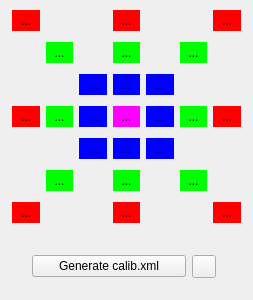
The window that gencalibxml.ui (JairoSalazarV/QtHypCam) describes before a commit, drawn with Qt 5.
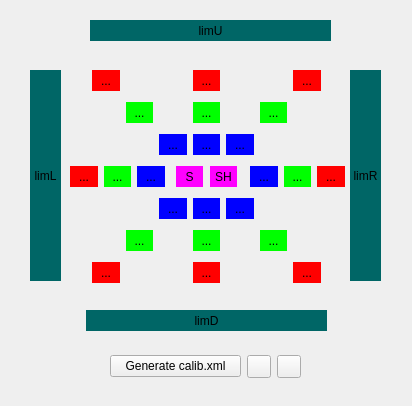
The same window after the commit. Icons and pictures are not drawn.

The edit to the form file:
```diff
--- a/gencalibxml.ui
+++ b/gencalibxml.ui
@@ -6,8 +6,8 @@
    <rect>
     <x>0</x>
     <y>0</y>
-    <width>253</width>
-    <height>300</height>
+    <width>412</width>
+    <height>406</height>
    </rect>
   </property>
   <property name="windowTitle">
@@ -16,8 +16,8 @@
   <widget class="QPushButton" name="pbBlueLeftUp">
    <property name="geometry">
     <rect>
-     <x>79</x>
-     <y>74</y>
+     <x>159</x>
+     <y>134</y>
      <width>28</width>
      <height>21</height>
     </rect>
@@ -36,8 +36,8 @@
   <widget class="QPushButton" name="pbBlueLeftDown">
    <property name="geometry">
     <rect>
-     <x>79</x>
-     <y>138</y>
+     <x>159</x>
+     <y>198</y>
      <width>28</width>
      <height>21</height>
     </rect>
@@ -56,8 +56,8 @@
   <widget class="QPushButton" name="pbRedRight">
    <property name="geometry">
     <rect>
-     <x>213</x>
-     <y>106</y>
+     <x>317</x>
+     <y>166</y>
      <width>28</width>
      <height>21</height>
     </rect>
@@ -76,8 +76,8 @@
   <widget class="QPushButton" name="pbRedUp">
    <property name="geometry">
     <rect>
-     <x>113</x>
-     <y>10</y>
+     <x>193</x>
+     <y>70</y>
      <width>27</width>
      <height>21</height>
     </rect>
@@ -96,8 +96,8 @@
   <widget class="QPushButton" name="pbGreenLeftUp">
    <property name="geometry">
     <rect>
-     <x>46</x>
-     <y>42</y>
+     <x>126</x>
+     <y>102</y>
      <width>27</width>
      <height>21</height>
     </rect>
@@ -116,8 +116,8 @@
   <widget class="QPushButton" name="pbGreenLeft">
    <property name="geometry">
     <rect>
-     <x>46</x>
-     <y>106</y>
+     <x>104</x>
+     <y>166</y>
      <width>27</width>
      <height>21</height>
     </rect>
@@ -136,8 +136,8 @@
   <widget class="QPushButton" name="pbBlueRight">
    <property name="geometry">
     <rect>
-     <x>146</x>
-     <y>106</y>
+     <x>250</x>
+     <y>166</y>
      <width>28</width>
      <height>21</height>
     </rect>
@@ -156,8 +156,8 @@
   <widget class="QPushButton" name="pbBlueDown">
    <property name="geometry">
     <rect>
-     <x>113</x>
-     <y>138</y>
+     <x>193</x>
+     <y>198</y>
      <width>27</width>
      <height>21</height>
     </rect>
@@ -176,8 +176,8 @@
   <widget class="QPushButton" name="pbGreenRight">
    <property name="geometry">
     <rect>
-     <x>180</x>
-     <y>106</y>
+     <x>284</x>
+     <y>166</y>
      <width>27</width>
      <height>21</height>
     </rect>
@@ -196,8 +196,8 @@
   <widget class="QPushButton" name="pbGreenUp">
    <property name="geometry">
     <rect>
-     <x>113</x>
-     <y>42</y>
+     <x>193</x>
+     <y>102</y>
      <width>27</width>
      <height>21</height>
     </rect>
@@ -216,8 +216,8 @@
   <widget class="QPushButton" name="pbBlueUp">
    <property name="geometry">
     <rect>
-     <x>113</x>
-     <y>74</y>
+     <x>193</x>
+     <y>134</y>
      <width>27</width>
      <height>21</height>
     </rect>
@@ -236,8 +236,8 @@
   <widget class="QPushButton" name="pbBlueRightDown">
    <property name="geometry">
     <rect>
-     <x>146</x>
-     <y>138</y>
+     <x>226</x>
+     <y>198</y>
      <width>28</width>
      <height>21</height>
     </rect>
@@ -256,8 +256,8 @@
   <widget class="QPushButton" name="pbGreenLeftDown">
    <property name="geometry">
     <rect>
-     <x>46</x>
-     <y>170</y>
+     <x>126</x>
+     <y>230</y>
      <width>27</width>
      <height>21</height>
     </rect>
@@ -276,8 +276,8 @@
   <widget class="QPushButton" name="pbSource">
    <property name="geometry">
     <rect>
-     <x>113</x>
-     <y>106</y>
+     <x>176</x>
+     <y>166</y>
      <width>27</width>
      <height>21</height>
     </rect>
@@ -290,14 +290,14 @@
 border:0px;</string>
    </property>
    <property name="text">
-    <string>...</string>
+    <string>S</string>
    </property>
   </widget>
   <widget class="QPushButton" name="pbGreenRightUp">
    <property name="geometry">
     <rect>
-     <x>180</x>
-     <y>42</y>
+     <x>260</x>
+     <y>102</y>
      <width>27</width>
      <height>21</height>
     </rect>
@@ -316,8 +316,8 @@
   <widget class="QPushButton" name="pbBlueRightUp">
    <property name="geometry">
     <rect>
-     <x>146</x>
-     <y>74</y>
+     <x>226</x>
+     <y>134</y>
      <width>28</width>
      <height>21</height>
     </rect>
@@ -336,8 +336,8 @@
   <widget class="QPushButton" name="pbRedRightDown">
    <property name="geometry">
     <rect>
-     <x>213</x>
-     <y>202</y>
+     <x>293</x>
+     <y>262</y>
      <width>28</width>
      <height>21</height>
     </rect>
@@ -356,8 +356,8 @@
   <widget class="QPushButton" name="pbRedLeftDown">
    <property name="geometry">
     <rect>
-     <x>12</x>
-     <y>202</y>
+     <x>92</x>
+     <y>262</y>
      <width>28</width>
      <height>21</height>
     </rect>
@@ -376,8 +376,8 @@
   <widget class="QPushButton" name="pbBlueLeft">
    <property name="geometry">
     <rect>
-     <x>79</x>
-     <y>106</y>
+     <x>137</x>
+     <y>166</y>
      <width>28</width>
      <height>21</height>
     </rect>
@@ -396,8 +396,8 @@
   <widget class="QPushButton" name="pbRedLeft">
    <property name="geometry">
     <rect>
-     <x>12</x>
-     <y>106</y>
+     <x>70</x>
+     <y>166</y>
      <width>28</width>
      <height>21</height>
     </rect>
@@ -416,8 +416,8 @@
   <widget class="QPushButton" name="pbRedLeftUp">
    <property name="geometry">
     <rect>
-     <x>12</x>
-     <y>10</y>
+     <x>92</x>
+     <y>70</y>
      <width>28</width>
      <height>21</height>
     </rect>
@@ -436,8 +436,8 @@
   <widget class="QPushButton" name="pbRedDown">
    <property name="geometry">
     <rect>
-     <x>113</x>
-     <y>202</y>
+     <x>193</x>
+     <y>262</y>
      <width>27</width>
      <height>21</height>
     </rect>
@@ -456,8 +456,8 @@
   <widget class="QPushButton" name="pbGreenDown">
    <property name="geometry">
     <rect>
-     <x>113</x>
-     <y>170</y>
+     <x>193</x>
+     <y>230</y>
      <width>27</width>
      <height>21</height>
     </rect>
@@ -476,8 +476,8 @@
   <widget class="QPushButton" name="pbRedRightUp">
    <property name="geometry">
     <rect>
-     <x>213</x>
-     <y>10</y>
+     <x>293</x>
+     <y>70</y>
      <width>28</width>
      <height>21</height>
     </rect>
@@ -496,8 +496,8 @@
   <widget class="QPushButton" name="pbGreenRightDown">
    <property name="geometry">
     <rect>
-     <x>180</x>
-     <y>170</y>
+     <x>260</x>
+     <y>230</y>
      <width>27</width>
      <height>21</height>
     </rect>
@@ -513,12 +513,12 @@
     <string>...</string>
    </property>
   </widget>
-  <widget class="QWidget" name="">
+  <widget class="QWidget" name="layoutWidget">
    <property name="geometry">
     <rect>
-     <x>32</x>
-     <y>250</y>
-     <width>184</width>
+     <x>110</x>
+     <y>350</y>
+     <width>191</width>
      <height>34</height>
     </rect>
    </property>
@@ -545,8 +545,123 @@
       </property>
      </widget>
     </item>
+    <item row="0" column="2">
+     <widget class="QToolButton" name="pbClearAll">
+      <property name="toolTip">
+       <string>&lt;html&gt;&lt;head/&gt;&lt;body&gt;&lt;p&gt;Clear all files&lt;/p&gt;&lt;/body&gt;&lt;/html&gt;</string>
+      </property>
+      <property name="text">
+       <string/>
+      </property>
+      <property name="icon">
+       <iconset>
+        <normalon>:/new/icons/imagenInte/stop.svg</normalon>
+       </iconset>
+      </property>
+     </widget>
+    </item>
    </layout>
   </widget>
+  <widget class="QPushButton" name="pbLimL">
+   <property name="geometry">
+    <rect>
+     <x>30</x>
+     <y>70</y>
+     <width>31</width>
+     <height>211</height>
+    </rect>
+   </property>
+   <property name="toolTip">
+    <string>&lt;html&gt;&lt;head/&gt;&lt;body&gt;&lt;p&gt;Not selected&lt;/p&gt;&lt;/body&gt;&lt;/html&gt;</string>
+   </property>
+   <property name="styleSheet">
+    <string notr="true">background-color:#066;
+border:0px;</string>
+   </property>
+   <property name="text">
+    <string>limL</string>
+   </property>
+  </widget>
+  <widget class="QPushButton" name="pbLimR">
+   <property name="geometry">
+    <rect>
+     <x>350</x>
+     <y>70</y>
+     <width>31</width>
+     <height>211</height>
+    </rect>
+   </property>
+   <property name="toolTip">
+    <string>&lt;html&gt;&lt;head/&gt;&lt;body&gt;&lt;p&gt;Not selected&lt;/p&gt;&lt;/body&gt;&lt;/html&gt;</string>
+   </property>
+   <property name="styleSheet">
+    <string notr="true">background-color:#066;
+border:0px;</string>
+   </property>
+   <property name="text">
+    <string>limR</string>
+   </property>
+  </widget>
+  <widget class="QPushButton" name="pbLimD">
+   <property name="geometry">
+    <rect>
+     <x>86</x>
+     <y>310</y>
+     <width>241</width>
+     <height>21</height>
+    </rect>
+   </property>
+   <property name="toolTip">
+    <string>&lt;html&gt;&lt;head/&gt;&lt;body&gt;&lt;p&gt;Not selected&lt;/p&gt;&lt;/body&gt;&lt;/html&gt;</string>
+   </property>
+   <property name="styleSheet">
+    <string notr="true">background-color:#066;
+border:0px;</string>
+   </property>
+   <property name="text">
+    <string>limD</string>
+   </property>
+  </widget>
+  <widget class="QPushButton" name="pbLimU">
+   <property name="geometry">
+    <rect>
+     <x>90</x>
+     <y>20</y>
+     <width>241</width>
+     <height>21</height>
+    </rect>
+   </property>
+   <property name="toolTip">
+    <string>&lt;html&gt;&lt;head/&gt;&lt;body&gt;&lt;p&gt;Not selected&lt;/p&gt;&lt;/body&gt;&lt;/html&gt;</string>
+   </property>
+   <property name="styleSheet">
+    <string notr="true">background-color:#066;
+border:0px;</string>
+   </property>
+   <property name="text">
+    <string>limU</string>
+   </property>
+  </widget>
+  <widget class="QPushButton" name="pbSourceHalogen">
+   <property name="geometry">
+    <rect>
+     <x>210</x>
+     <y>166</y>
+     <width>27</width>
+     <height>21</height>
+    </rect>
+   </property>
+   <property name="toolTip">
+    <string>&lt;html&gt;&lt;head/&gt;&lt;body&gt;&lt;p&gt;Not selected&lt;/p&gt;&lt;/body&gt;&lt;/html&gt;</string>
+   </property>
+   <property name="styleSheet">
+    <string notr="true">background-color:#F0F;
+border:0px;</string>
+   </property>
+   <property name="text">
+    <string>SH</string>
+   </property>
+  </widget>
  </widget>
  <resources/>
  <connections/>
```
